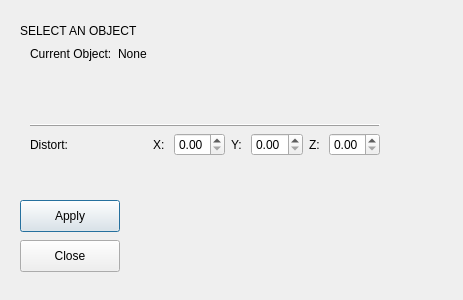
Above: PlantGenerator/gui.ui from nMDaas/MayaPlugins before the change. Below: the same form after it.
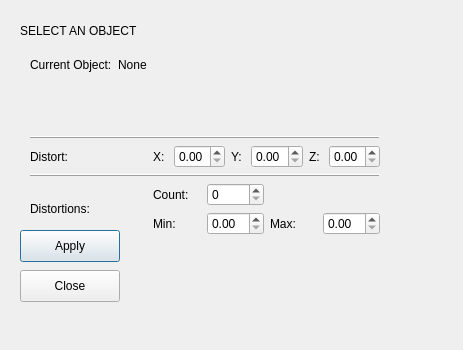
That is the form after the change.

Commit message: created distortion options

```diff
--- a/PlantGenerator/gui.ui
+++ b/PlantGenerator/gui.ui
@@ -8,7 +8,7 @@
                 <x>0</x>
                 <y>0</y>
                 <width>463</width>
-                <height>300</height>
+                <height>350</height>
             </rect>
         </property>
 
@@ -34,9 +34,9 @@
             <property name="geometry">
                 <rect>
                     <x>30</x>
-                    <y>-10</y>
+                    <y>0</y>
                     <width>350</width>
-                    <height>300</height>
+                    <height>370</height>
                 </rect>
             </property>
 
@@ -126,6 +126,63 @@
                     </layout>
                 </item>
 
+                <!-- row 3 -->
+                <item row="3" column="0" colspan="2">
+                    <widget class="QFrame">
+                        <property name="frameShape">
+                            <enum>QFrame::HLine</enum>
+                        </property>
+                        <property name="frameShadow">
+                            <enum>QFrame::Raised</enum>
+                        </property>
+                    </widget>
+                </item>
+
+                <!-- row 4 -->
+                <item row="4" column="0">
+                    <widget class="QLabel" name="label_1">
+                        <property name="text">
+                            <string>Distortions:</string>
+                        </property>
+                    </widget>
+                </item>
+                <item row="4" column="1">
+                    <layout class="QGridLayout" name="gridLayout_4" >
+                        <item row="0" column="0">
+                            <widget class="QLabel">
+                                <property name="text">
+                                    <string>Count: </string>
+                                </property>
+                            </widget>
+                        </item>
+                        <item row="0" column="1">
+                            <widget class="QSpinBox" name="count_input"/>
+                        </item>
+
+                        <item row="1" column="0">
+                            <widget class="QLabel">
+                                <property name="text">
+                                    <string>Min: </string>
+                                </property>
+                            </widget>
+                        </item>
+                        <item row="1" column="1">
+                            <widget class="QDoubleSpinBox" name="min_input"/>
+                        </item>
+
+                        <item row="1" column="2">
+                            <widget class="QLabel">
+                                <property name="text">
+                                    <string>Max: </string>
+                                </property>
+                            </widget>
+                        </item>
+                        <item row="1" column="3">
+                            <widget class="QDoubleSpinBox" name="max_input"/>
+                        </item>
+                    </layout>
+                </item>
+
                  <!-- row 12 -->
                 <item row="12" column="0">
                     <widget class="QLabel" name="warnings">
@@ -142,7 +199,7 @@
             <property name="geometry">
                 <rect>
                     <x>20</x>
-                    <y>200</y>
+                    <y>230</y>
                     <width>100</width>
                     <height>32</height>
                 </rect>
@@ -156,7 +213,7 @@
             <property name="geometry">
                 <rect>
                     <x>20</x>
-                    <y>240</y>
+                    <y>270</y>
                     <width>100</width>
                     <height>32</height>
                 </rect>
```
The commit also changes 2 other files.
